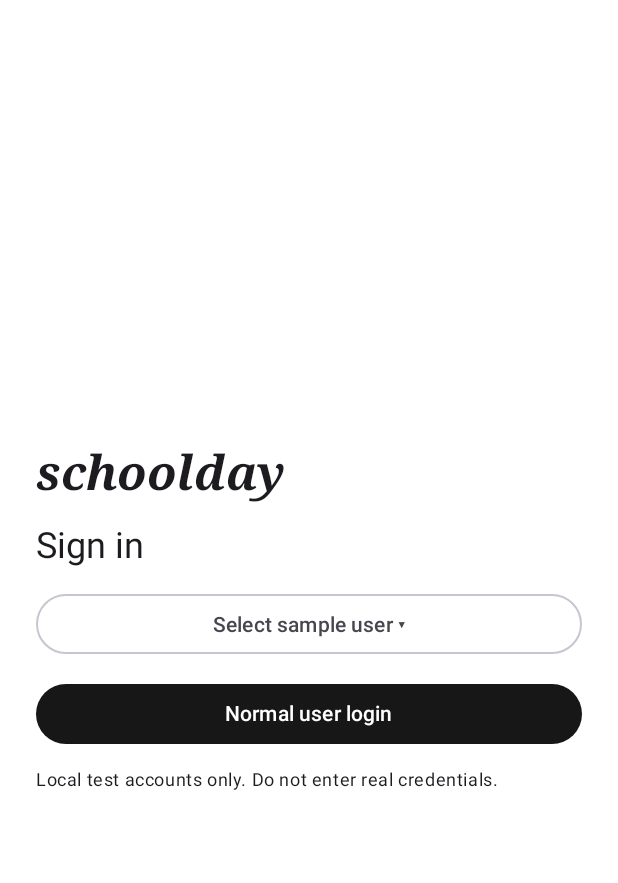
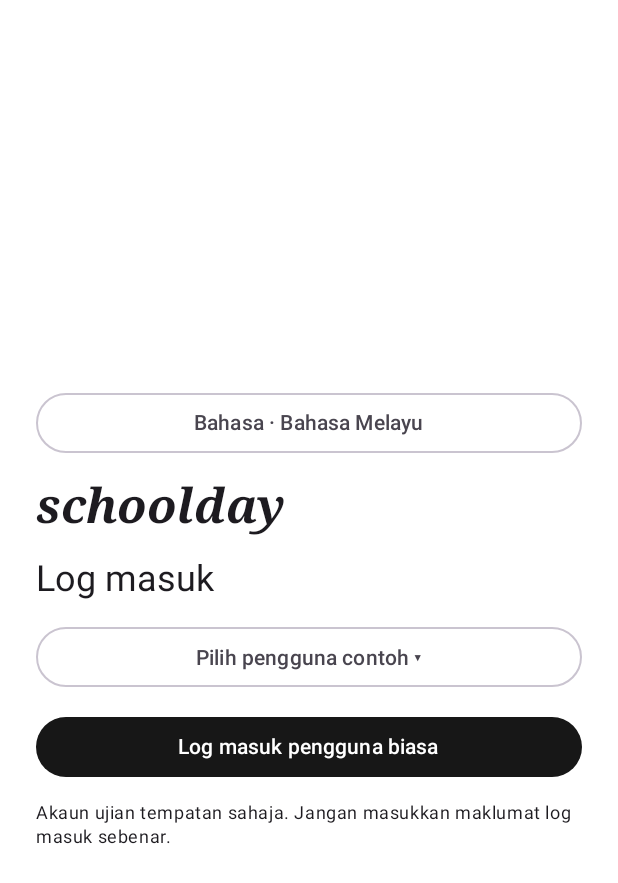
Before and after one commit to aidilazharo/schoolday, an Android app built with Jetpack Compose: the screen it shows after launch (MainActivity), on a phone screen of 412 x 824 dp. Shown: the top 883 px of the screen. Run offline under Robolectric (Android 15) with nearby library versions, the phone set to English and light mode, and no system bars.

Commit message:
Localize Schoolday in Malay English Chinese and Tamil

```diff
--- /dev/null
+++ b/apps/android/app/src/main/java/com/schoolday/app/Language.kt
@@ -0,0 +1,214 @@
+package com.schoolday.app
+import androidx.compose.material3.*
+import androidx.compose.foundation.layout.*
+import androidx.compose.runtime.*
+import androidx.compose.ui.Modifier
+import androidx.compose.ui.unit.dp
+
+object SchooldayLanguage {
+    val options=listOf("ms" to "Bahasa Melayu","en" to "English","zh" to "中文","ta" to "தமிழ்")
+    private val strings=mapOf("en" to mapOf("Language" to "Language",
+"Sign in" to "Sign in",
+"Sample user" to "Sample user",
+"Select sample user" to "Select sample user",
+"Hide login form" to "Hide login form",
+"Normal user login" to "Normal user login",
+"Email" to "Email",
+"Password" to "Password",
+"Login" to "Login",
+"Logout" to "Logout",
+"Local test accounts only. Do not enter real credentials." to "Local test accounts only. Do not enter real credentials.",
+"Unable to open the local database." to "Unable to open the local database.",
+"Unable to open local database." to "Unable to open local database.",
+"Invalid email or password." to "Invalid email or password.",
+"Sign-in unavailable." to "Sign-in unavailable.",
+"Unable to save locally." to "Unable to save locally.",
+"Local database unavailable" to "Local database unavailable",
+"Chats" to "Chats",
+"Calendar" to "Calendar",
+"Quiz" to "Quiz",
+"Rewards" to "Rewards",
+"Profile" to "Profile",
+"Main navigation" to "Main navigation",
+"Local only" to "Local only",
+"No records available." to "No records available.",
+"No events available." to "No events available.",
+"No quizzes available." to "No quizzes available.",
+"No rewards available." to "No rewards available.",
+"Clear" to "Clear",
+"Clear local drafts?" to "Clear local drafts?",
+"Back" to "Back",
+"Saved locally · Not sent" to "Saved locally · Not sent",
+"No saved messages" to "No saved messages",
+"Message" to "Message",
+"Save" to "Save",
+"Cancel" to "Cancel",
+"OK" to "OK",
+"Student" to "Student",
+"Teacher" to "Teacher",
+"Parent" to "Parent",
+"School Admin" to "School Admin",
+"Member" to "Member",
+"Open Wall" to "Open Wall",
+"School Wall" to "School Wall",
+"Class 5A Wall" to "Class 5A Wall",
+"Staff Room" to "Staff Room",
+"Family Chat" to "Family Chat",
+"School Administration" to "School Administration"),
+"ms" to mapOf("Language" to "Bahasa",
+"Sign in" to "Log masuk",
+"Sample user" to "Pengguna contoh",
+"Select sample user" to "Pilih pengguna contoh",
+"Hide login form" to "Sembunyikan borang log masuk",
+"Normal user login" to "Log masuk pengguna biasa",
+"Email" to "E-mel",
+"Password" to "Kata laluan",
+"Login" to "Log masuk",
+"Logout" to "Log keluar",
+"Local test accounts only. Do not enter real credentials." to "Akaun ujian tempatan sahaja. Jangan masukkan maklumat log masuk sebenar.",
+"Unable to open the local database." to "Tidak dapat membuka pangkalan data tempatan.",
+"Unable to open local database." to "Tidak dapat membuka pangkalan data tempatan.",
+"Invalid email or password." to "E-mel atau kata laluan tidak sah.",
+"Sign-in unavailable." to "Log masuk tidak tersedia.",
+"Unable to save locally." to "Tidak dapat menyimpan secara tempatan.",
+"Local database unavailable" to "Pangkalan data tempatan tidak tersedia",
+"Chats" to "Sembang",
+"Calendar" to "Kalendar",
+"Quiz" to "Kuiz",
+"Rewards" to "Ganjaran",
+"Profile" to "Profil",
+"Main navigation" to "Navigasi utama",
+"Local only" to "Tempatan sahaja",
+"No records available." to "Tiada rekod tersedia.",
+"No events available." to "Tiada acara tersedia.",
+"No quizzes available." to "Tiada kuiz tersedia.",
+"No rewards available." to "Tiada ganjaran tersedia.",
+"Clear" to "Padam",
+"Clear local drafts?" to "Padam draf tempatan?",
+"Back" to "Kembali",
+"Saved locally · Not sent" to "Disimpan secara tempatan · Belum dihantar",
+"No saved messages" to "Tiada mesej disimpan",
+"Message" to "Mesej",
+"Save" to "Simpan",
+"Cancel" to "Batal",
+"OK" to "OK",
+"Student" to "Murid",
+"Teacher" to "Guru",
+"Parent" to "Ibu bapa",
+"School Admin" to "Pentadbir sekolah",
+"Member" to "Ahli",
+"Open Wall" to "Dinding terbuka",
+"School Wall" to "Dinding sekolah",
+"Class 5A Wall" to "Dinding kelas 5A",
+"Staff Room" to "Bilik guru",
+"Family Chat" to "Sembang keluarga",
+"School Administration" to "Pentadbiran sekolah"),
+"zh" to mapOf("Language" to "语言",
+"Sign in" to "登录",
+"Sample user" to "示例用户",
+"Select sample user" to "选择示例用户",
+"Hide login form" to "隐藏登录表单",
+"Normal user login" to "普通用户登录",
+"Email" to "电子邮件",
+"Password" to "密码",
+"Login" to "登录",
+"Logout" to "退出登录",
+"Local test accounts only. Do not enter real credentials." to "仅限本地测试账户。请勿输入真实登录凭据。",
+"Unable to open the local database." to "无法打开本地数据库。",
+"Unable to open local database." to "无法打开本地数据库。",
+"Invalid email or password." to "电子邮件或密码不正确。",
+"Sign-in unavailable." to "无法登录。",
+"Unable to save locally." to "无法保存在本地。",
+"Local database unavailable" to "本地数据库不可用",
+"Chats" to "聊天",
+"Calendar" to "日历",
+"Quiz" to "测验",
+"Rewards" to "奖励",
+"Profile" to "个人资料",
+"Main navigation" to "主导航",
+"Local only" to "仅本地",
+"No records available." to "暂无记录。",
+"No events available." to "暂无活动。",
+"No quizzes available." to "暂无测验。",
+"No rewards available." to "暂无奖励。",
+"Clear" to "清除",
+"Clear local drafts?" to "清除本地草稿？",
+"Back" to "返回",
+"Saved locally · Not sent" to "已保存至本地 · 未发送",
+"No saved messages" to "没有已保存的消息",
+"Message" to "消息",
+"Save" to "保存",
+"Cancel" to "取消",
+"OK" to "确定",
+"Student" to "学生",
+"Teacher" to "教师",
+"Parent" to "家长",
+"School Admin" to "学校管理员",
+"Member" to "成员",
+"Open Wall" to "公开交流区",
+"School Wall" to "学校交流区",
+"Class 5A Wall" to "5A班交流区",
+"Staff Room" to "教职员室",
+"Family Chat" to "家庭聊天",
+"School Administration" to "学校行政"),
+"ta" to mapOf("Language" to "மொழி",
+"Sign in" to "உள்நுழைக",
+"Sample user" to "மாதிரி பயனர்",
+"Select sample user" to "மாதிரி பயனரைத் தேர்ந்தெடுக்கவும்",
+"Hide login form" to "உள்நுழைவு படிவத்தை மறை",
+"Normal user login" to "சாதாரண பயனர் உள்நுழைவு",
+"Email" to "மின்னஞ்சல்",
+"Password" to "கடவுச்சொல்",
+"Login" to "உள்நுழைக",
+"Logout" to "வெளியேறு",
+"Local test accounts only. Do not enter real credentials." to "உள்ளூர் சோதனைக் கணக்குகள் மட்டும். உண்மையான உள்நுழைவுத் தகவல்களை உள்ளிட வேண்டாம்.",
+"Unable to open the local database." to "உள்ளூர் தரவுத்தளத்தைத் திறக்க முடியவில்லை.",
+"Unable to open local database." to "உள்ளூர் தரவுத்தளத்தைத் திறக்க முடியவில்லை.",
+"Invalid email or password." to "மின்னஞ்சல் அல்லது கடவுச்சொல் தவறானது.",
+"Sign-in unavailable." to "உள்நுழைவு கிடைக்கவில்லை.",
+"Unable to save locally." to "உள்ளூரில் சேமிக்க முடியவில்லை.",
+"Local database unavailable" to "உள்ளூர் தரவுத்தளம் கிடைக்கவில்லை",
+"Chats" to "அரட்டைகள்",
+"Calendar" to "நாட்காட்டி",
+"Quiz" to "வினாடி வினா",
+"Rewards" to "வெகுமதிகள்",
+"Profile" to "சுயவிவரம்",
+"Main navigation" to "முதன்மை வழிசெலுத்தல்",
+"Local only" to "உள்ளூரில் மட்டும்",
+"No records available." to "பதிவுகள் இல்லை.",
+"No events available." to "நிகழ்வுகள் இல்லை.",
+"No quizzes available." to "வினாடி வினாக்கள் இல்லை.",
+"No rewards available." to "வெகுமதிகள் இல்லை.",
+"Clear" to "அழி",
+"Clear local drafts?" to "உள்ளூர் வரைவுகளை அழிக்கவா?",
+"Back" to "பின்செல்",
+"Saved locally · Not sent" to "உள்ளூரில் சேமிக்கப்பட்டது · அனுப்பப்படவில்லை",
+"No saved messages" to "சேமிக்கப்பட்ட செய்திகள் இல்லை",
+"Message" to "செய்தி",
+"Save" to "சேமி",
+"Cancel" to "ரத்துசெய்",
+"OK" to "சரி",
+"Student" to "மாணவர்",
+"Teacher" to "ஆசிரியர்",
+"Parent" to "பெற்றோர்",
+"School Admin" to "பள்ளி நிர்வாகி",
+"Member" to "உறுப்பினர்",
+"Open Wall" to "பொது சுவர்",
+"School Wall" to "பள்ளி சுவர்",
+"Class 5A Wall" to "5A வகுப்புச் சுவர்",
+"Staff Room" to "ஆசிரியர் அறை",
+"Family Chat" to "குடும்ப அரட்டை",
+"School Administration" to "பள்ளி நிர்வாகம்"))
+    fun text(key:String,lang:String)=strings[lang]?.get(key)?:key
+    fun roles(value:String,lang:String)=value.split(" + ").joinToString(" + "){text(it,lang)}
+    fun normalize(value:String?)=if(options.any{it.first==value}) value!! else "ms"
+}
+@Composable fun LanguageMenu(lang:String,onChange:(String)->Unit){
+    var expanded by remember{mutableStateOf(false)}
+    Box{
+        OutlinedButton(onClick={expanded=true},modifier=Modifier.fillMaxWidth()){Text(SchooldayLanguage.text("Language",lang)+" · "+(SchooldayLanguage.options.firstOrNull{it.first==lang}?.second?:"Bahasa Melayu"))}
+        DropdownMenu(expanded=expanded,onDismissRequest={expanded=false}){
+            SchooldayLanguage.options.forEach{(id,label)->DropdownMenuItem(text={Text(label)},onClick={expanded=false;onChange(id)})}
+        }
+    }
+}
--- a/apps/android/app/src/main/java/com/schoolday/app/MainActivity.kt
+++ b/apps/android/app/src/main/java/com/schoolday/app/MainActivity.kt
@@ -14,6 +14,7 @@ import androidx.compose.material3.*
 import androidx.compose.runtime.*
 import androidx.compose.ui.Alignment
 import androidx.compose.ui.Modifier
+import androidx.compose.ui.platform.LocalContext
 import androidx.compose.ui.graphics.Color
 import androidx.compose.ui.text.font.FontWeight
 import androidx.compose.ui.text.font.FontFamily
@@ -33,6 +34,10 @@ class MainActivity:ComponentActivity(){
     override fun onDestroy(){super.onDestroy();db.close()}
 }
 @Composable private fun Schoolday(db:LocalDatabase){
+    val prefs=LocalContext.current.getSharedPreferences("schoolday.settings",0)
+    var lang by remember{mutableStateOf(SchooldayLanguage.normalize(prefs.getString("language",null)))}
+    fun setLang(value:String){lang=value;prefs.edit().putString("language",value).apply()}
+    fun t(key:String)=SchooldayLanguage.text(key,lang)
     var user by remember{mutableStateOf<Account?>(null)}
     var accounts by remember{mutableStateOf(emptyList<Account>())}
     var normal by remember{mutableStateOf(false)}
@@ -45,32 +50,34 @@ class MainActivity:ComponentActivity(){
     LaunchedEffect(db){try{accounts=withContext(Dispatchers.IO){db.samples()}}catch(e:Exception){error="Unable to open local database."}}
     val current=user
     Surface(Modifier.fillMaxSize()){
-        if(current!=null)key(current.id){Workspace(db,current){user=null;normal=false;email="";password="";error=""}}
+        if(current!=null)key(current.id){Workspace(db,current,lang,::setLang){user=null;normal=false;email="";password="";error=""}}
         else Box(Modifier.fillMaxSize().safeDrawingPadding().imePadding().padding(24.dp),contentAlignment=Alignment.Center){
             Column(Modifier.widthIn(max=420.dp).fillMaxWidth().verticalScroll(rememberScrollState()),verticalArrangement=Arrangement.spacedBy(12.dp)){
+                LanguageMenu(lang,::setLang)
                 Text("schoolday",style=MaterialTheme.typography.headlineLarge,fontWeight=FontWeight.Bold,fontFamily=FontFamily.Serif,fontStyle=FontStyle.Italic)
-                Text("Sign in",style=MaterialTheme.typography.headlineSmall)
+                Text(t("Sign in"),style=MaterialTheme.typography.headlineSmall)
                 Box{
-                    OutlinedButton(onClick={menu=true},enabled=accounts.isNotEmpty()&&!busy,modifier=Modifier.fillMaxWidth()){Text("Select sample user ▾")}
-                    DropdownMenu(expanded=menu,onDismissRequest={menu=false}){accounts.forEach{account->DropdownMenuItem(text={Text(account.name+" — "+account.roles)},onClick={menu=false;error="";user=account})}}
+                    OutlinedButton(onClick={menu=true},enabled=accounts.isNotEmpty()&&!busy,modifier=Modifier.fillMaxWidth()){Text(t("Select sample user")+" ▾")}
+                    DropdownMenu(expanded=menu,onDismissRequest={menu=false}){accounts.forEach{account->DropdownMenuItem(text={Text(account.name+" — "+SchooldayLanguage.roles(account.roles,lang))},onClick={menu=false;error="";user=account})}}
                 }
-                Button(onClick={normal=!normal;error=""},modifier=Modifier.fillMaxWidth(),enabled=!busy){Text(if(normal)"Hide login form" else "Normal user login")}
+                Button(onClick={normal=!normal;error=""},modifier=Modifier.fillMaxWidth(),enabled=!busy){Text(t(if(normal)"Hide login form" else "Normal user login"))}
                 if(normal){
-                    OutlinedTextField(email,{email=it},label={Text("Email")},singleLine=true,modifier=Modifier.fillMaxWidth())
-                    OutlinedTextField(password,{password=it},label={Text("Password")},singleLine=true,visualTransformation=PasswordVisualTransformation(),modifier=Modifier.fillMaxWidth())
+                    OutlinedTextField(email,{email=it},label={Text(t("Email"))},singleLine=true,modifier=Modifier.fillMaxWidth())
+                    OutlinedTextField(password,{password=it},label={Text(t("Password"))},singleLine=true,visualTransformation=PasswordVisualTransformation(),modifier=Modifier.fillMaxWidth())
                     Button(onClick={
                         busy=true;error=""
                         val enteredEmail=email;val enteredPassword=password
                         scope.launch{try{val account=withContext(Dispatchers.IO){db.login(enteredEmail,enteredPassword)};if(account!=null){user=account;password=""}else error="Invalid email or password."}catch(e:Exception){error="Sign-in unavailable."}finally{busy=false}}
-                    },enabled=!busy&&email.isNotBlank()&&password.isNotEmpty(),modifier=Modifier.fillMaxWidth()){Text("Login")}
+                    },enabled=!busy&&email.isNotBlank()&&password.isNotEmpty(),modifier=Modifier.fillMaxWidth()){Text(t("Login"))}
                 }
-                Text("Local test accounts only. Do not enter real credentials.",style=MaterialTheme.typography.bodySmall)
-                if(error.isNotEmpty())Text(error,color=MaterialTheme.colorScheme.error)
+                Text(t("Local test accounts only. Do not enter real credentials."),style=MaterialTheme.typography.bodySmall)
+                if(error.isNotEmpty())Text(t(error),color=MaterialTheme.colorScheme.error)
             }
         }
     }
 }
-@Composable private fun Workspace(db:LocalDatabase,user:Account,logout:()->Unit){
+@Composable private fun Workspace(db:LocalDatabase,user:Account,lang:String,setLang:(String)->Unit,logout:()->Unit){
+    fun t(key:String)=SchooldayLanguage.text(key,lang)
     var spaces by remember{mutableStateOf(emptyList<ChatSpace>())}
     var selected by remember{mutableStateOf("")}
     var messages by remember{mutableStateOf(emptyList<Draft>())}
@@ -93,13 +100,13 @@ class MainActivity:ComponentActivity(){
         Row(Modifier.fillMaxSize()){
             if(wide||!opened){
                 Column(if(wide)Modifier.width(sidebarWidth).fillMaxHeight() else Modifier.fillMaxSize()){
-                    Row(Modifier.fillMaxWidth().padding(16.dp),verticalAlignment=Alignment.CenterVertically){Text("schoolday",style=MaterialTheme.typography.headlineSmall,fontWeight=FontWeight.Bold,fontFamily=FontFamily.Serif,fontStyle=FontStyle.Italic);Spacer(Modifier.weight(1f));TextButton(onClick=logout,enabled=!busy){Text("Logout")}}
+                    Row(Modifier.fillMaxWidth().padding(16.dp),verticalAlignment=Alignment.CenterVertically){Text("schoolday",style=MaterialTheme.typography.headlineSmall,fontWeight=FontWeight.Bold,fontFamily=FontFamily.Serif,fontStyle=FontStyle.Italic);Spacer(Modifier.weight(1f));TextButton(onClick=logout,enabled=!busy){Text(t("Logout"))}}
                     HorizontalDivider()
-                    Column(Modifier.padding(16.dp)){Text(user.name,fontWeight=FontWeight.Bold);Text(user.roles,style=MaterialTheme.typography.bodySmall)}
+                    Column(Modifier.padding(16.dp)){Text(user.name,fontWeight=FontWeight.Bold);Text(SchooldayLanguage.roles(user.roles,lang),style=MaterialTheme.typography.bodySmall);LanguageMenu(lang,setLang)}
                     HorizontalDivider()
-                    Text("Chats",style=MaterialTheme.typography.headlineSmall,modifier=Modifier.padding(16.dp))
+                    Text(t("Chats"),style=MaterialTheme.typography.headlineSmall,modifier=Modifier.padding(16.dp))
                     LazyColumn{items(spaces,key={it.id}){space->
-                        TextButton(onClick={if(selected!=space.id){selected=space.id;messages=emptyList();text=""};opened=true},enabled=!busy,modifier=Modifier.fillMaxWidth()){Text(space.title,modifier=Modifier.weight(1f).padding(8.dp));Text("›")}
+                        TextButton(onClick={if(selected!=space.id){selected=space.id;messages=emptyList();text=""};opened=true},enabled=!busy,modifier=Modifier.fillMaxWidth()){Text(t(space.title),modifier=Modifier.weight(1f).padding(8.dp));Text("›")}
                         HorizontalDivider()
                     }}
                 }
@@ -108,24 +115,24 @@ class MainActivity:ComponentActivity(){
             if(wide||opened){
                 Column(Modifier.weight(1f).fillMaxHeight()){
                     Row(Modifier.fillMaxWidth().padding(12.dp),verticalAlignment=Alignment.CenterVertically){
-                        Column(Modifier.weight(1f)){Text(spaces.firstOrNull{it.id==selected}?.title?:"Chats",fontWeight=FontWeight.Bold);Text("Local only",style=MaterialTheme.typography.bodySmall)}
-                        TextButton(onClick={confirm=true},enabled=messages.isNotEmpty()&&!busy){Text("Clear")}
-                        if(!wide)TextButton(onClick={opened=false}){Text("Back")}
+                        Column(Modifier.weight(1f)){Text(t(spaces.firstOrNull{it.id==selected}?.title?:"Chats"),fontWeight=FontWeight.Bold);Text(t("Local only"),style=MaterialTheme.typography.bodySmall)}
+                        TextButton(onClick={confirm=true},enabled=messages.isNotEmpty()&&!busy){Text(t("Clear"))}
+                        if(!wide)TextButton(onClick={opened=false}){Text(t("Back"))}
                     }
                     HorizontalDivider()
-                    if(messages.isEmpty())Box(Modifier.weight(1f).fillMaxWidth(),contentAlignment=Alignment.Center){Text("No saved messages")}
+                    if(messages.isEmpty())Box(Modifier.weight(1f).fillMaxWidth(),contentAlignment=Alignment.Center){Text(t("No saved messages"))}
                     else LazyColumn(Modifier.weight(1f).fillMaxWidth(),contentPadding=PaddingValues(16.dp),verticalArrangement=Arrangement.spacedBy(12.dp)){
-                        items(messages,key={it.id}){message->Row(Modifier.fillMaxWidth(),horizontalArrangement=Arrangement.End){Surface(shape=RoundedCornerShape(14.dp),color=Color(0xFFF1F1F1)){Column(Modifier.widthIn(max=480.dp).padding(12.dp)){Text(message.text);Text("Saved locally · Not sent",style=MaterialTheme.typography.labelSmall)}}}}
+                        items(messages,key={it.id}){message->Row(Modifier.fillMaxWidth(),horizontalArrangement=Arrangement.End){Surface(shape=RoundedCornerShape(14.dp),color=Color(0xFFF1F1F1)){Column(Modifier.widthIn(max=480.dp).padding(12.dp)){Text(message.text);Text(t("Saved locally · Not sent"),style=MaterialTheme.typography.labelSmall)}}}}
                     }
                     HorizontalDivider()
                     Row(Modifier.fillMaxWidth().padding(12.dp),verticalAlignment=Alignment.CenterVertically,horizontalArrangement=Arrangement.spacedBy(8.dp)){
-                        OutlinedTextField(text,{text=it.take(500)},placeholder={Text("Message")},modifier=Modifier.weight(1f))
-                        Button(onClick={change(text.trim())},enabled=!busy&&!loading&&selected.isNotEmpty()&&text.isNotBlank()){Text("Save")}
+                        OutlinedTextField(text,{text=it.take(500)},placeholder={Text(t("Message"))},modifier=Modifier.weight(1f))
+                        Button(onClick={change(text.trim())},enabled=!busy&&!loading&&selected.isNotEmpty()&&text.isNotBlank()){Text(t("Save"))}
                     }
                 }
             }
         }
     }
-    if(confirm)AlertDialog(onDismissRequest={confirm=false},title={Text("Clear local drafts?")},confirmButton={TextButton(onClick={confirm=false;change(null)}){Text("Clear")}},dismissButton={TextButton(onClick={confirm=false}){Text("Cancel")}})
-    if(error)AlertDialog(onDismissRequest={error=false},title={Text("Local database unavailable")},confirmButton={TextButton(onClick={error=false}){Text("OK")}})
+    if(confirm)AlertDialog(onDismissRequest={confirm=false},title={Text(t("Clear local drafts?"))},confirmButton={TextButton(onClick={confirm=false;change(null)}){Text(t("Clear"))}},dismissButton={TextButton(onClick={confirm=false}){Text(t("Cancel"))}})
+    if(error)AlertDialog(onDismissRequest={error=false},title={Text(t("Local database unavailable"))},confirmButton={TextButton(onClick={error=false}){Text(t("OK"))}})
 }
```
Also changed, not shown: 9 other files.
